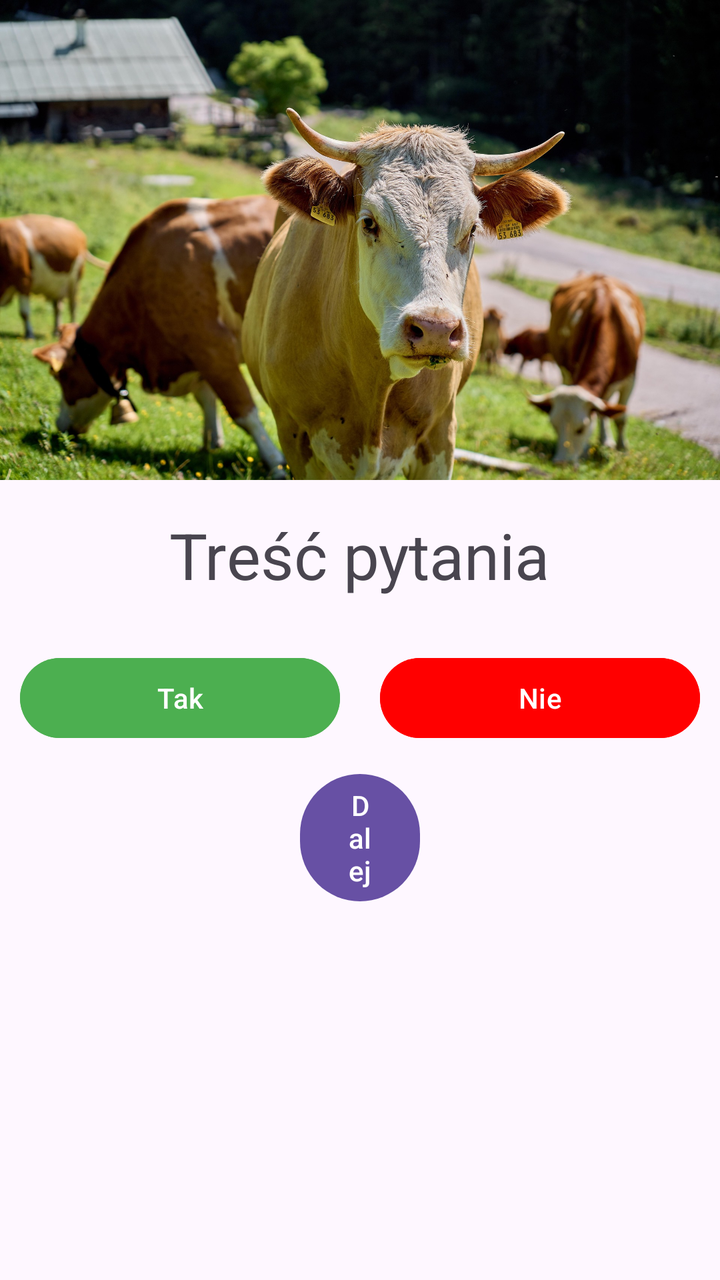
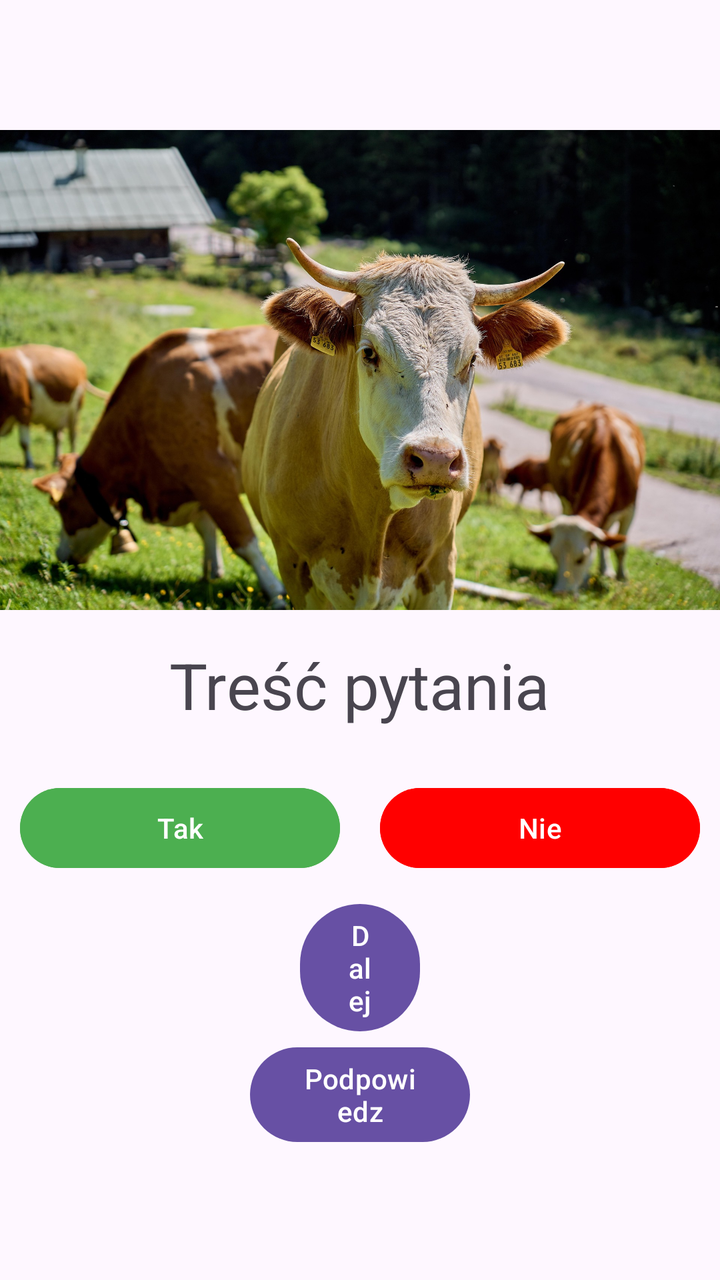

Two renders of the same Android screen: before a commit and after it. Below are the layout's source before the change and the commit's diff.
<!-- AndroidManifest.xml: application theme Theme.JakisQuiz3pt2gr -->
<!-- res/layout/activity_main.xml -->
<?xml version="1.0" encoding="utf-8"?>
<LinearLayout xmlns:android="http://schemas.android.com/apk/res/android"
    xmlns:app="http://schemas.android.com/apk/res-auto"
    xmlns:tools="http://schemas.android.com/tools"
    android:id="@+id/main"
    android:layout_width="match_parent"
    android:layout_height="match_parent"
    android:orientation="vertical"
    android:gravity="center"
    tools:context=".MainActivity">

    <ImageView
        android:id="@+id/imageView2"
        android:layout_width="match_parent"
        android:layout_height="wrap_content"
        android:adjustViewBounds="true"
        app:srcCompat="@drawable/krowa" />

    <TextView
        android:id="@+id/textViewPytanie"
        android:layout_width="wrap_content"
        android:layout_height="wrap_content"
        android:textSize="32sp"
        android:padding="16dp"
        android:text="Treść pytania" />

    <LinearLayout
        android:layout_width="match_parent"
        android:layout_height="wrap_content"
        android:orientation="horizontal">

        <Button
            android:id="@+id/button5"
            android:layout_width="wrap_content"
            android:layout_height="wrap_content"
            android:layout_weight="1"
            android:backgroundTint="#4CAF50"
            android:layout_margin="10dp"
            android:text="Tak" />

        <Button
            android:id="@+id/button6"
            android:layout_width="wrap_content"
            android:layout_height="wrap_content"
            android:layout_weight="1"
            android:layout_margin="10dp"
            android:backgroundTint="#FF0000"
            android:text="Nie" />

    </LinearLayout>

    <LinearLayout
        android:layout_width="match_parent"
        android:layout_height="match_parent"
        android:orientation="vertical">

        <Button
            android:id="@+id/button8"
            android:layout_width="match_parent"
            android:layout_height="wrap_content"
            android:layout_marginHorizontal="150dp"
            android:text="Dalej" />
    </LinearLayout>

</LinearLayout>
<!-- resources referenced by this layout -->
<resources>
  <!-- drawable krowa: jpg bitmap (drawable, 485397 bytes) -->
  <style name="Theme.JakisQuiz3pt2gr" parent="Base.Theme.JakisQuiz3pt2gr" />
  <style name="Base.Theme.JakisQuiz3pt2gr" parent="Theme.Material3.DayNight.NoActionBar">
          
          
      </style>
</resources>

<!-- the commit's change to res/layout/activity_main.xml (unified diff, before → after) -->
@@ -49,17 +49,18 @@
 
     </LinearLayout>
 
-    <LinearLayout
+    <Button
+        android:id="@+id/button8"
         android:layout_width="match_parent"
-        android:layout_height="match_parent"
-        android:orientation="vertical">
+        android:layout_height="wrap_content"
+        android:layout_marginHorizontal="150dp"
+        android:text="Dalej" />
 
-        <Button
-            android:id="@+id/button8"
-            android:layout_width="match_parent"
-            android:layout_height="wrap_content"
-            android:layout_marginHorizontal="150dp"
-            android:text="Dalej" />
-    </LinearLayout>
+    <Button
+        android:id="@+id/button"
+        android:layout_width="match_parent"
+        android:layout_height="wrap_content"
+        android:layout_marginHorizontal="125dp"
+        android:text="Podpowiedz" />
 
 </LinearLayout>
